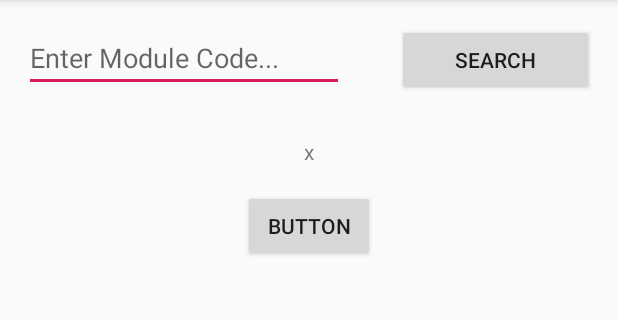
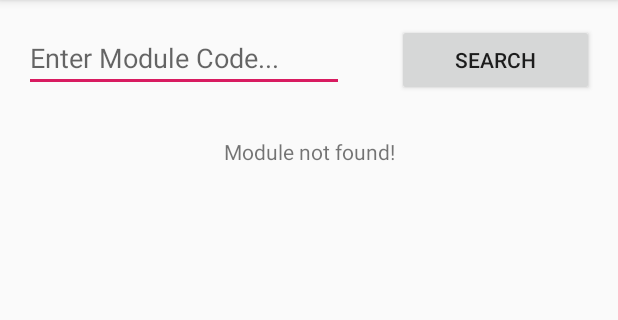
Before and after one commit to jon-chua/ExamCountdown, an Android app: the screen it shows after launch (MainActivity), in the options menu, after a tap on "Settings", on a phone screen of 412 x 824 dp, the part 84-404 px from its top. Run offline under Robolectric (Android 15) with nearby library versions, the phone set to English and light mode, and no system bars.

Commit message:
Added NUSMods Exam Calendar

```diff
--- a/app/build.gradle
+++ b/app/build.gradle
@@ -26,4 +26,5 @@ dependencies {
     testImplementation 'junit:junit:4.12'
     androidTestImplementation 'com.android.support.test:runner:1.0.2'
     androidTestImplementation 'com.android.support.test.espresso:espresso-core:3.0.2'
+    implementation 'com.android.support:recyclerview-v7:28.0.0'
 }
--- a/app/src/main/java/com/example/examcountdown/MainActivity.java
+++ b/app/src/main/java/com/example/examcountdown/MainActivity.java
@@ -2,22 +2,32 @@ package com.example.examcountdown;
 
 import android.os.Bundle;
 import android.support.v7.app.AppCompatActivity;
+import android.support.v7.widget.RecyclerView;
 import android.support.v7.widget.Toolbar;
 import android.view.View;
 import android.view.Menu;
 import android.view.MenuItem;
 import android.widget.Button;
+import android.widget.EditText;
 import android.widget.TextView;
 
 import java.io.BufferedReader;
 import java.io.IOException;
 import java.io.InputStream;
 import java.io.InputStreamReader;
+import java.text.ParseException;
+import java.text.SimpleDateFormat;
+import java.util.ArrayList;
+import java.util.Date;
 
 
 public class MainActivity extends AppCompatActivity {
 
     BufferedReader reader;
+    SimpleDateFormat format = new SimpleDateFormat("dd MMM yyyy HH:mm");
+    ArrayList<Exam> exams = new ArrayList<>();
+    TextView textView;
+    Thread t;
 
     @Override
     protected void onCreate(Bundle savedInstanceState) {
@@ -26,22 +36,87 @@ public class MainActivity extends AppCompatActivity {
         Toolbar toolbar = findViewById(R.id.toolbar);
         setSupportActionBar(toolbar);
 
-        final TextView textView = findViewById(R.id.textView);
-        InputStream is = this.getResources().openRawResource(R.raw.data);
+        textView = findViewById(R.id.textView);
+        InputStream is = this.getResources().openRawResource(R.raw.data3);
         reader = new BufferedReader(new InputStreamReader(is));
 
-        Button button2 = findViewById(R.id.button2);
-        button2.setOnClickListener(new View.OnClickListener() {
+        try {
+            String data = reader.readLine();
+            while(data != null) {
+                String[] temp = data.split(",");
+                Exam test = new Exam(format.parse(temp[0]), temp[1], temp[2]);
+                exams.add(test);
+                data = reader.readLine();
+            }
+        } catch (IOException e) {
+            e.printStackTrace();
+            textView.setText("error!");
+        } catch (ParseException e) {
+            e.printStackTrace();
+            textView.setText("error2");
+        }
+
+        Button button = findViewById(R.id.button);
+        final EditText search = findViewById(R.id.editText);
+
+        button.setOnClickListener(new View.OnClickListener() {
 
             @Override
             public void onClick(View view) {
-                try {
-                    textView.setText(reader.readLine());
-                } catch (IOException e) {
-                    e.printStackTrace();
+                boolean found = false;
+                String code = search.getText().toString().toUpperCase();
+
+
+                for (int i = 0; i < exams.size(); i++) {
+                    if (exams.get(i).getCode().equals(code)) {
+                        if (t != null ) t.interrupt();
+                        final int j = i;
+                        found = true;
+                        t = new Thread() {
+
+                            @Override
+                            public void run() {
+                                try {
+                                    while (!isInterrupted()) {
+                                        Thread.sleep(1000);
+                                        runOnUiThread(new Runnable() {
+                                            @Override
+                                            public void run() {
+                                                Date now = new Date();
+                                                updateTextView(exams.get(j).toString(), now, exams.get(j).getDateTime());
+                                            }
+                                        });
+                                    }
+                                } catch (InterruptedException e) {
+                                }
+                            }
+                        };
+
+                        t.start();
+                        break;
+                    }
+                }
+                if (!found) {
+                    if (t != null) t.interrupt();
+                    textView.setText("Module not found!");
                 }
             }
         });
+    }
+
+    private void updateTextView(String text, Date date1, Date date2) {
+        textView.setText(text + "\n" + getDiff(date1, date2) + " remaining");
+    }
+
+    public String getDiff(Date date1, Date date2) {
+        long diff = date2.getTime() - date1.getTime();
+
+        long diffSeconds = diff / 1000 % 60;
+        long diffMinutes = diff / (60 * 1000) % 60;
+        long diffHours = diff / (60 * 60 * 1000) % 24;
+        long diffDays = diff / (24 * 60 * 60 * 1000);
+
+       return diffDays + " days, " + diffHours + " hours, " + diffMinutes + " minutes, " + diffSeconds + " seconds";
     }
 
     @Override
--- a/app/src/main/res/layout/content_main.xml
+++ b/app/src/main/res/layout/content_main.xml
@@ -41,19 +41,8 @@
         android:layout_width="wrap_content"
         android:layout_height="wrap_content"
         android:layout_marginTop="30dp"
-        android:text="TextView"
         app:layout_constraintEnd_toEndOf="parent"
         app:layout_constraintStart_toStartOf="parent"
         app:layout_constraintTop_toBottomOf="@+id/editText" />
 
-    <Button
-        android:id="@+id/button2"
-        android:layout_width="wrap_content"
-        android:layout_height="wrap_content"
-        android:layout_marginTop="16dp"
-        android:text="Button"
-        app:layout_constraintEnd_toEndOf="parent"
-        app:layout_constraintStart_toStartOf="parent"
-        app:layout_constraintTop_toBottomOf="@+id/textView" />
-
 </android.support.constraint.ConstraintLayout>
```
Also changed, not shown: app/src/main/java/com/example/examcountdown/Exam.java (added, +19 -0 lines).
